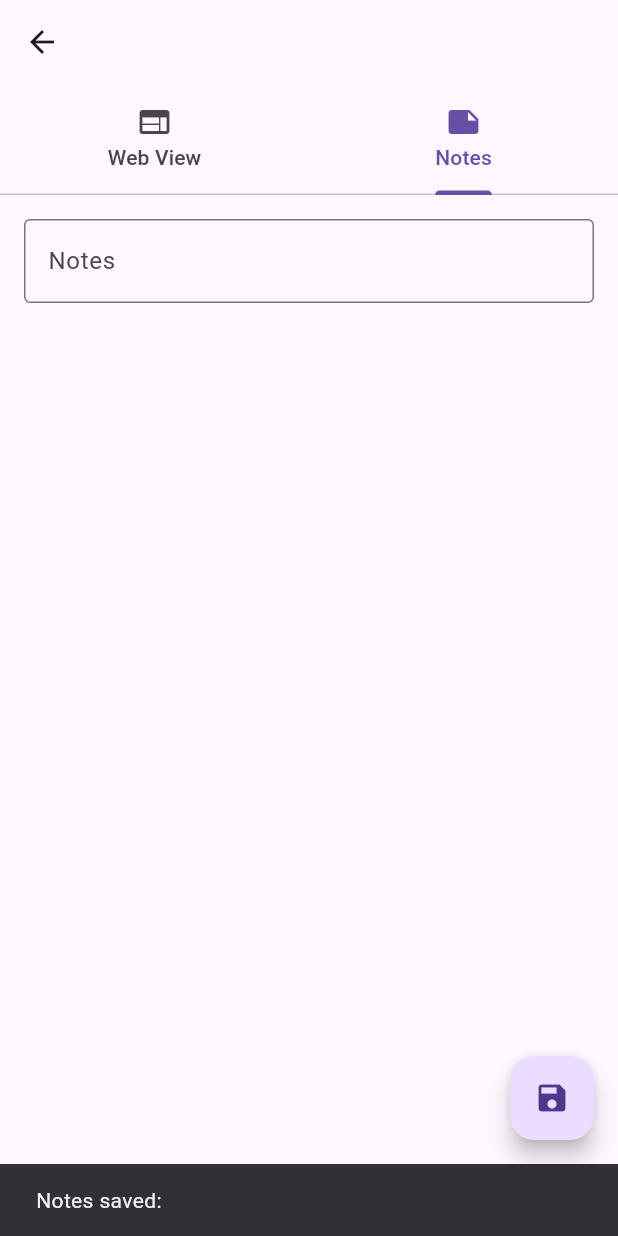
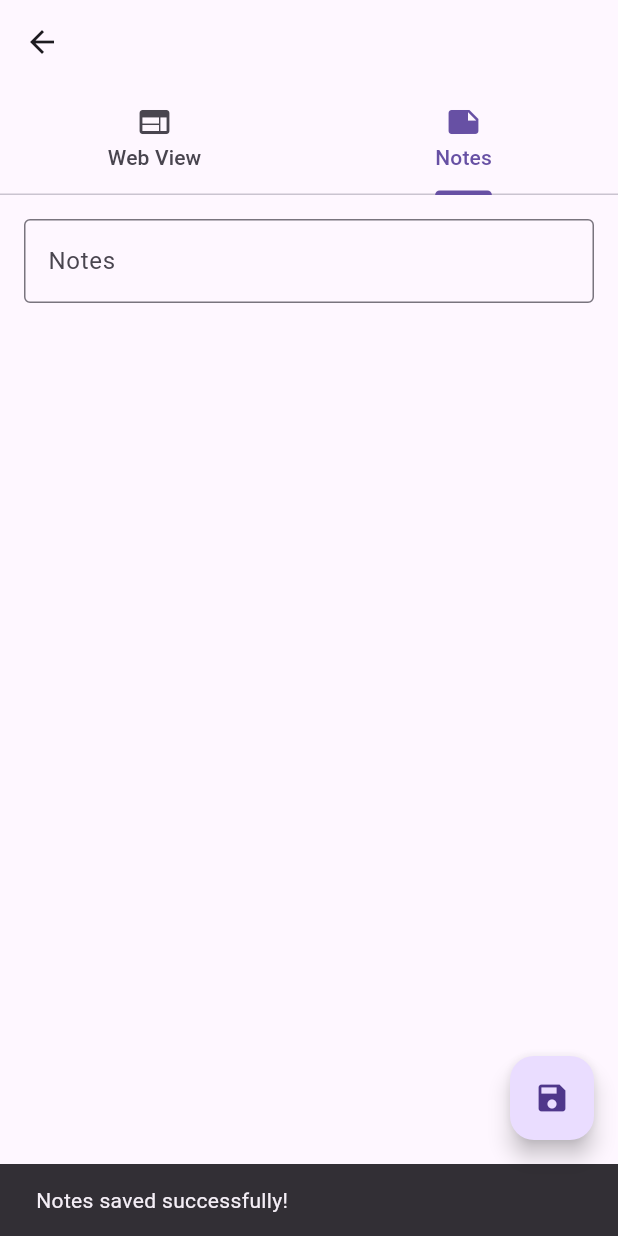
Before and after one commit to C24-S60348/habitmultiplayer, a Flutter app: the InsidePage screen opened directly with empty values, tab 2 chosen, after a tap on the "save" icon, on a phone screen of 412 x 824 dp. Run offline on Flutter 3.47's test engine with Material 3 defaults, Android fonts, the phone set to English and light mode, and no system bars; our stand-ins replace flutter_html, shared_preferences, web, webview_flutter; missing offline and left inert: dart:html, flutter_html_iframe; accounts and stored records are empty.

Commit message:
Update main.dart

```diff
--- a/lib/main.dart
+++ b/lib/main.dart
@@ -3,6 +3,7 @@ import 'package:flutter/material.dart';
 import 'package:webview_flutter/webview_flutter.dart';
 import 'package:flutter_html/flutter_html.dart';
 import 'package:flutter/foundation.dart' show kIsWeb;
+import 'package:shared_preferences/shared_preferences.dart';
 
 // Conditional imports
 import 'platform_mobile.dart' if (dart.library.html) 'platform_web.dart';
@@ -146,6 +147,7 @@ class _HomePageState extends State<HomePage> {
   }
 }
 
+//look webview page
 class InsidePage extends StatefulWidget {
   final String title;
   final String link;
@@ -164,6 +166,9 @@ class _InsidePageState extends State<InsidePage> with SingleTickerProviderStateM
   void initState() {
     super.initState();
     _tabController = TabController(length: 2, vsync: this);
+
+    // Load saved notes
+    _loadNotes();
   }
 
   @override
@@ -171,6 +176,19 @@ class _InsidePageState extends State<InsidePage> with SingleTickerProviderStateM
     _tabController.dispose();
     _notesController.dispose();
     super.dispose();
+  }
+
+  Future<void> _loadNotes() async {
+    final prefs = await SharedPreferences.getInstance();
+    final savedNotes = prefs.getString('notes_${widget.title}') ?? '';
+    setState(() {
+      _notesController.text = savedNotes;
+    });
+  }
+
+  Future<void> _saveNotes() async {
+    final prefs = await SharedPreferences.getInstance();
+    await prefs.setString('notes_${widget.title}', _notesController.text);
   }
 
   @override
@@ -186,8 +204,12 @@ class _InsidePageState extends State<InsidePage> with SingleTickerProviderStateM
           ],
         ),
       ),
-      body: TabBarView(
+      body: PageView(
+        physics: const NeverScrollableScrollPhysics(), // Disable swiping
+        children: [
+          TabBarView(
             controller: _tabController,
+            physics: const NeverScrollableScrollPhysics(), // Disable sliding between tabs
             children: [
               WebIframeView(url: widget.link),
               Padding(
@@ -204,11 +226,13 @@ class _InsidePageState extends State<InsidePage> with SingleTickerProviderStateM
               ),
             ],
           ),
+        ],
+      ),
       floatingActionButton: FloatingActionButton(
-        onPressed: () {
-          final notes = _notesController.text;
+        onPressed: () async {
+          await _saveNotes(); // Save the notes
           ScaffoldMessenger.of(context).showSnackBar(
-            SnackBar(content: Text('Notes saved: $notes')),
+            const SnackBar(content: Text('Notes saved successfully!')),
           );
         },
         child: const Icon(Icons.save),
```
Lines whose indentation alone changed are shown as unchanged.
